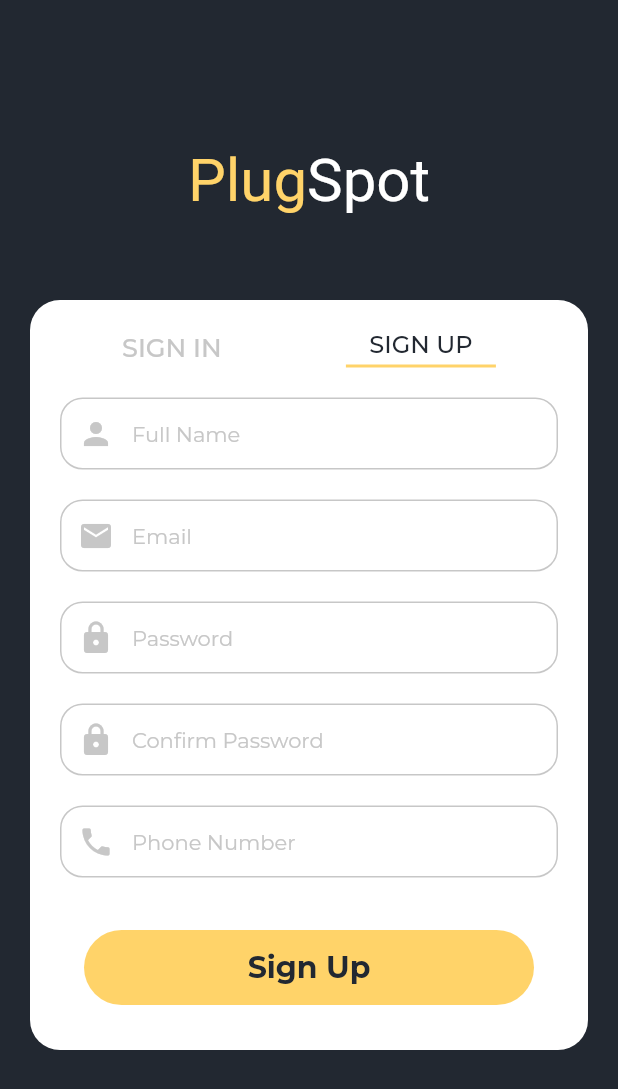
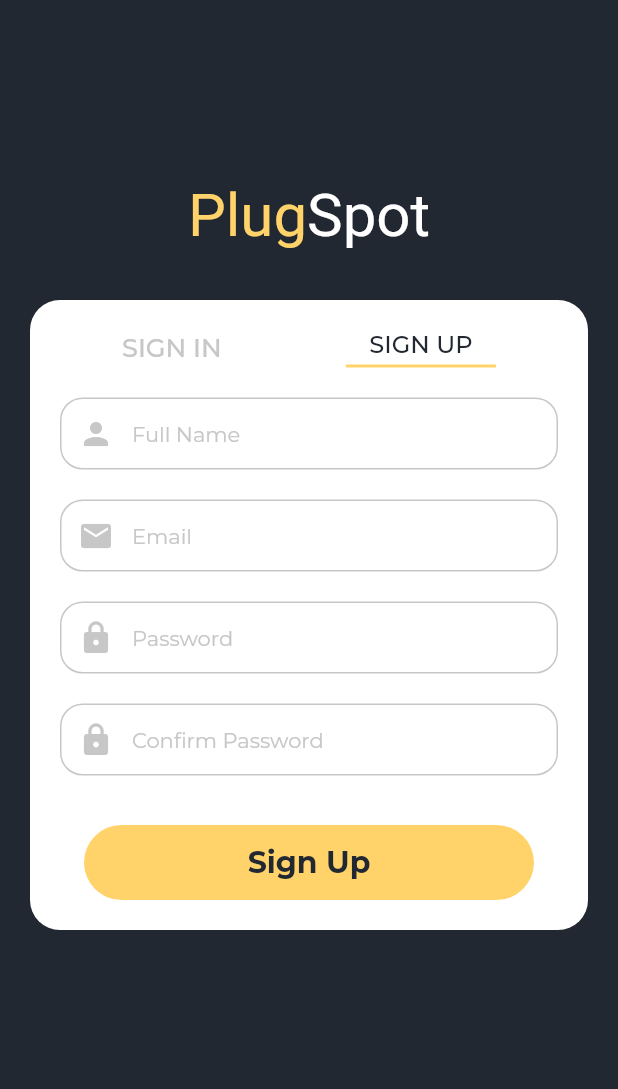
Before and after one commit to Navin-Jongyin/PlugSpot, a Flutter app: the screen it shows after launch, on a phone screen of 412 x 824 dp. Shown: the top 1089 px of the screen. Run offline on Flutter 3.47's test engine with Material 2 defaults, Android fonts, the phone set to English and light mode, and no system bars; our stand-ins replace animated_splash_screen, geolocator, google_fonts, google_maps_flutter, lite_rolling_switch; missing offline and left inert: dart:ffi; Roboto replaces fonts that are missing (Audiowide).

Commit message:
edit logo position

```diff
--- a/lib/screen/login_signup.dart
+++ b/lib/screen/login_signup.dart
@@ -2,6 +2,7 @@ import 'package:flutter/material.dart';
 import 'package:plugspot/config/palette.dart';
 import 'package:google_fonts/google_fonts.dart';
 import 'package:plugspot/screen/maps.dart';
+import 'package:plugspot/screen/selectRole.dart';
 import 'package:plugspot/screen/wallet.dart';
 
 class LoginSignupScreen extends StatefulWidget {
@@ -26,7 +27,7 @@ class _LoginSignupScreenState extends State<LoginSignupScreen> {
             right: 0,
             left: 0,
             child: Container(
-              padding: EdgeInsets.only(top: 97),
+              padding: EdgeInsets.only(top: 120),
               height: 380,
               decoration: BoxDecoration(
                 color: Palette.backgroundColor,
@@ -60,7 +61,7 @@ class _LoginSignupScreenState extends State<LoginSignupScreen> {
               duration: Duration(milliseconds: 300),
               curve: Curves.easeIn,
               padding: EdgeInsets.all(20),
-              height: isSignupScreen ? 500 : 330,
+              height: isSignupScreen ? 420 : 330,
               width: MediaQuery.of(context).size.width - 40,
               margin: EdgeInsets.symmetric(horizontal: 20),
               decoration: BoxDecoration(
@@ -141,14 +142,19 @@ class _LoginSignupScreenState extends State<LoginSignupScreen> {
           AnimatedPositioned(
             duration: Duration(milliseconds: 300),
             curve: Curves.easeIn,
-            top: isSignupScreen ? 620 : 450,
+            top: isSignupScreen ? 550 : 450,
             right: 0,
             left: 0,
             child: Center(
               child: InkWell(
                 onTap: () {
-                  Navigator.push(context,
-                      MaterialPageRoute(builder: (context) => MapSample()));
+                  if (isSignupScreen) {
+                    Navigator.push(context,
+                        MaterialPageRoute(builder: (context) => SelectRole()));
+                  } else {
+                    Navigator.push(context,
+                        MaterialPageRoute(builder: (context) => MapSample()));
+                  }
                 },
                 child: Container(
                   height: 50,
@@ -251,12 +257,6 @@ class _LoginSignupScreenState extends State<LoginSignupScreen> {
             true,
             false,
           ),
-          buildTextField(
-            Icons.phone,
-            "Phone Number",
-            false,
-            false,
-          ),
         ],
       ),
     );
```
